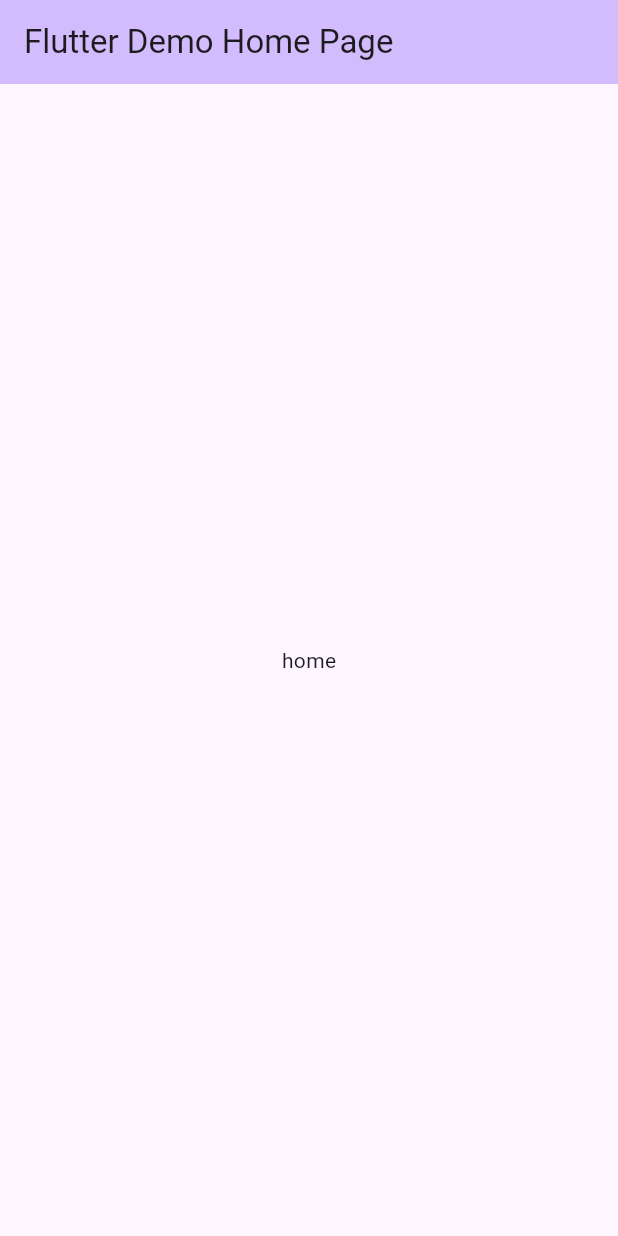
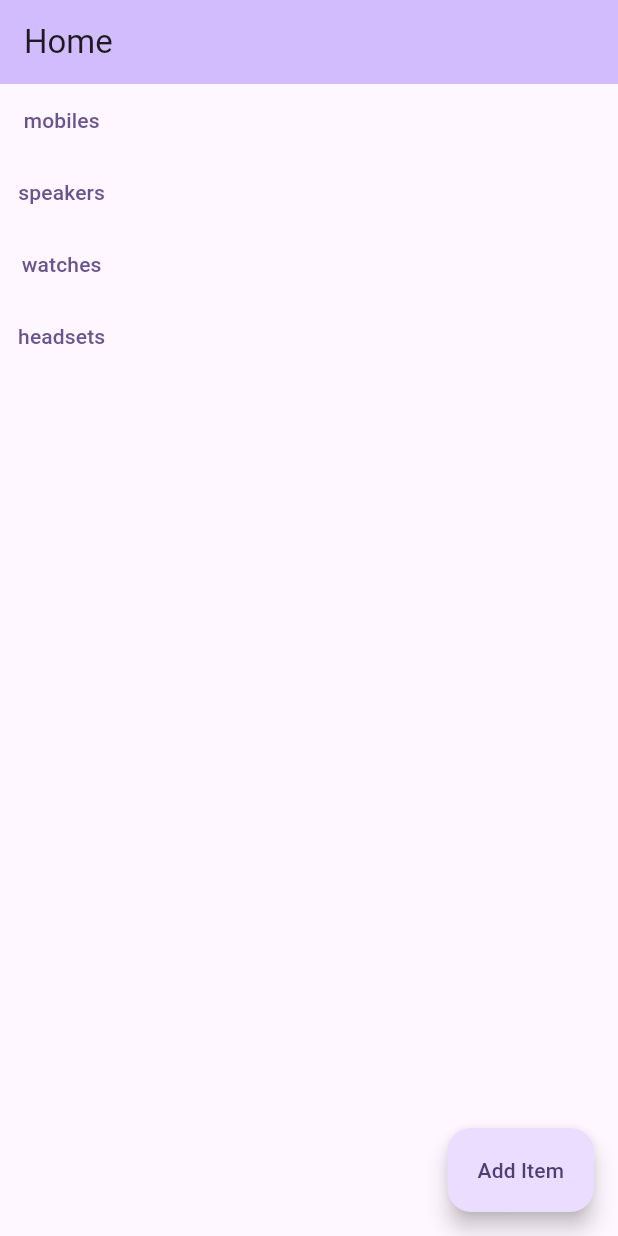
Before and after one commit to saninthottungal/go_router_test, a Flutter app: the screen it shows after launch, on a phone screen of 412 x 824 dp. Run offline on Flutter 3.47's test engine with Material 3 defaults, Android fonts, the light colour scheme and no system bars; our stand-ins replace flutter_hooks, go_router.

Commit message:
UI for add item screen ready

```diff
--- a/lib/main.dart
+++ b/lib/main.dart
@@ -1,5 +1,5 @@
 import 'package:flutter/material.dart';
-import 'package:product_manager/pages/home.dart';
+import 'package:product_manager/routes/routes.dart';
 
 void main() {
   runApp(
@@ -12,13 +12,13 @@ class MyApp extends StatelessWidget {
 
   @override
   Widget build(BuildContext context) {
-    return MaterialApp(
+    return MaterialApp.router(
+      routerConfig: MyRoutes().router,
       title: 'Flutter Demo',
       theme: ThemeData(
         colorScheme: ColorScheme.fromSeed(seedColor: Colors.deepPurple),
         useMaterial3: true,
       ),
-      home: const ScreenHome(),
     );
   }
 }
--- a/lib/pages/headset.dart
+++ b/lib/pages/headset.dart
@@ -8,7 +8,7 @@ class ScreenHeadset extends StatelessWidget {
     return Scaffold(
       appBar: AppBar(
         backgroundColor: Theme.of(context).colorScheme.inversePrimary,
-        title: const Text('Flutter Demo Home Page'),
+        title: const Text('Headsets'),
       ),
       body: const Center(
         child: Text("headset"),
--- a/lib/pages/home.dart
+++ b/lib/pages/home.dart
@@ -1,4 +1,6 @@
 import 'package:flutter/material.dart';
+import 'package:go_router/go_router.dart';
+import 'package:product_manager/routes/routes.dart';
 
 class ScreenHome extends StatelessWidget {
   const ScreenHome({super.key});
@@ -8,10 +10,33 @@ class ScreenHome extends StatelessWidget {
     return Scaffold(
       appBar: AppBar(
         backgroundColor: Theme.of(context).colorScheme.inversePrimary,
-        title: const Text('Flutter Demo Home Page'),
+        title: const Text('Home'),
       ),
-      body: const Center(
-        child: Text("home"),
+      body: Column(
+        children: [
+          TextButton(
+            onPressed: () {},
+            child: const Text("mobiles"),
+          ),
+          TextButton(
+            onPressed: () {},
+            child: const Text("speakers"),
+          ),
+          TextButton(
+            onPressed: () {},
+            child: const Text("watches"),
+          ),
+          TextButton(
+            onPressed: () {},
+            child: const Text("headsets"),
+          ),
+        ],
+      ),
+      floatingActionButton: FloatingActionButton.extended(
+        label: const Text("Add Item"),
+        onPressed: () {
+          context.goNamed(RouteConstants.addItem);
+        },
       ),
     );
   }
--- a/lib/pages/mobile.dart
+++ b/lib/pages/mobile.dart
@@ -8,7 +8,7 @@ class ScreenMobile extends StatelessWidget {
     return Scaffold(
       appBar: AppBar(
         backgroundColor: Theme.of(context).colorScheme.inversePrimary,
-        title: const Text('Flutter Demo Home Page'),
+        title: const Text('Mobiles'),
       ),
       body: const Center(
         child: Text("mobiles"),
--- a/lib/pages/speaker.dart
+++ b/lib/pages/speaker.dart
@@ -8,7 +8,7 @@ class ScreenSpeaker extends StatelessWidget {
     return Scaffold(
       appBar: AppBar(
         backgroundColor: Theme.of(context).colorScheme.inversePrimary,
-        title: const Text('Flutter Demo Home Page'),
+        title: const Text('Speakers'),
       ),
       body: const Center(
         child: Text("speaker"),
--- a/lib/pages/watch.dart
+++ b/lib/pages/watch.dart
@@ -8,7 +8,7 @@ class ScreenWatch extends StatelessWidget {
     return Scaffold(
       appBar: AppBar(
         backgroundColor: Theme.of(context).colorScheme.inversePrimary,
-        title: const Text('Flutter Demo Home Page'),
+        title: const Text('Watches'),
       ),
       body: const Center(
         child: Text("watch"),
--- a/lib/routes/routes.dart
+++ b/lib/routes/routes.dart
@@ -1,5 +1,6 @@
 import 'package:flutter/material.dart';
 import 'package:go_router/go_router.dart';
+import 'package:product_manager/pages/add_item.dart';
 import 'package:product_manager/pages/headset.dart';
 import 'package:product_manager/pages/home.dart';
 import 'package:product_manager/pages/mobile.dart';
@@ -43,7 +44,14 @@ class MyRoutes {
         pageBuilder: (context, state) => const MaterialPage(
           child: ScreenMobile(),
         ),
-      )
+      ),
+      GoRoute(
+        path: '/additem',
+        name: RouteConstants.addItem,
+        pageBuilder: (context, state) => const MaterialPage(
+          child: ScreenAddItem(),
+        ),
+      ),
     ],
   );
 }
@@ -54,4 +62,5 @@ class RouteConstants {
   static const String speaker = 'speaker';
   static const String watch = 'watch';
   static const String mobile = 'mobile';
+  static const String addItem = 'addItem';
 }
```
Also changed, not shown: lib/pages/add_item.dart (added, +45 -0 lines).
